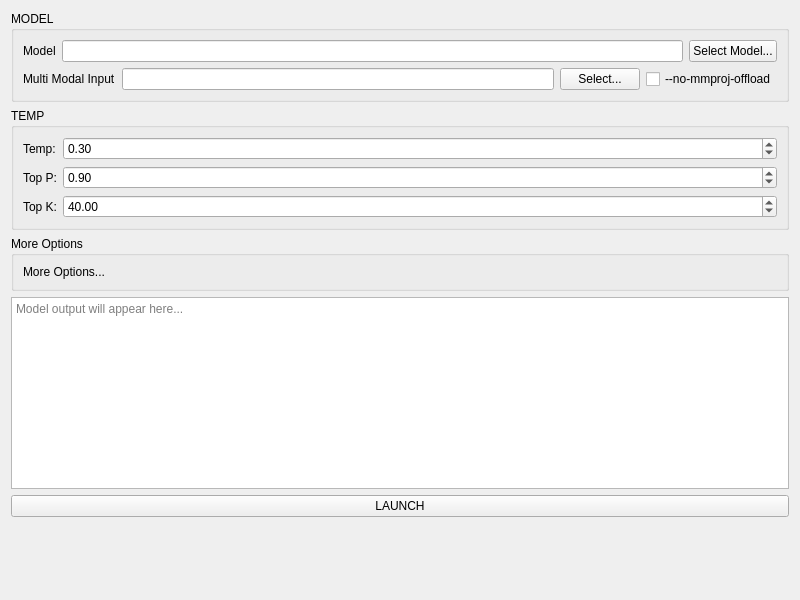
First picture: the form in ui/llama_launch.ui, repository NCCA/LLamaLauncher, before the edit.
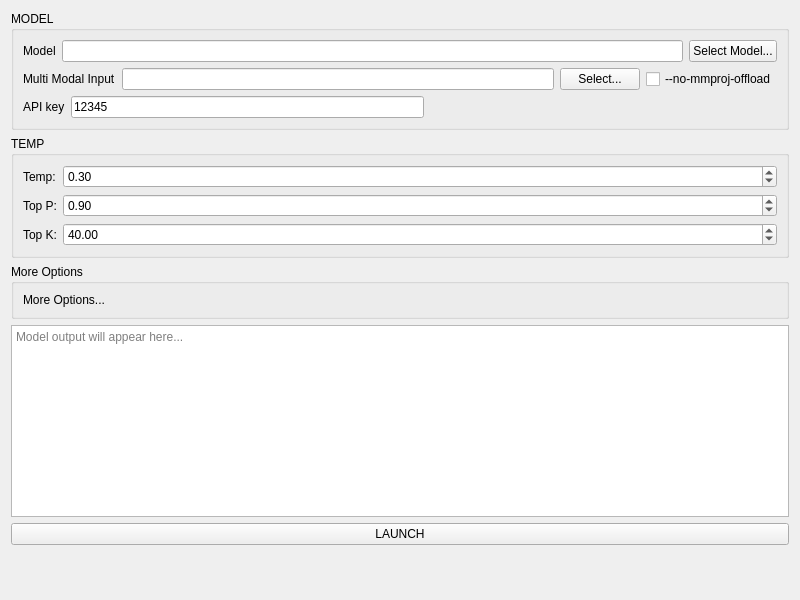
Second picture: the form after the edit.

Commit message: added api key option

The edit to the form file:
```diff
--- a/ui/llama_launch.ui
+++ b/ui/llama_launch.ui
@@ -77,6 +77,37 @@
         </item>
        </layout>
       </item>
+      <item>
+       <layout class="QHBoxLayout" name="api_key_layout">
+        <item>
+         <widget class="QLabel" name="api_key_label">
+          <property name="text">
+           <string>API key</string>
+          </property>
+         </widget>
+        </item>
+        <item>
+         <widget class="QLineEdit" name="api_key_line_edit">
+          <property name="text">
+           <string>12345</string>
+          </property>
+         </widget>
+        </item>
+        <item>
+         <spacer name="api_key_spacer">
+          <property name="orientation">
+           <enum>Qt::Horizontal</enum>
+          </property>
+          <property name="sizeHint" stdset="0">
+           <size>
+            <width>40</width>
+            <height>20</height>
+           </size>
+          </property>
+         </spacer>
+        </item>
+       </layout>
+      </item>
      </layout>
     </widget>
    </item>
```
Left out of the diff: 6 changed lines with no effect on the pictures. The commit also changes 2 other files.
